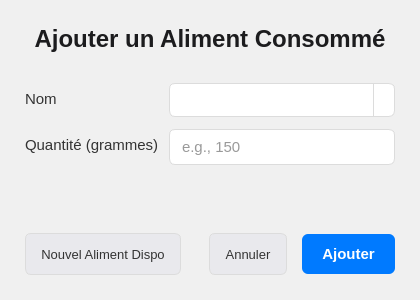
The window that UI_folder/create_food.ui (Felixcegep/tracker2perf) describes before a commit, drawn with Qt 5.
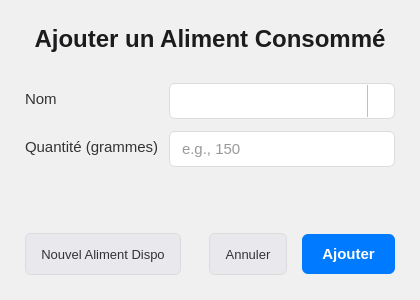
The same window after the commit. Icons and pictures are not drawn.

Commit message: indice pour que l'utilisateurs puisse choisir plus facilement sans erreur

What changed in the file:
```diff
--- a/UI_folder/create_food.ui
+++ b/UI_folder/create_food.ui
@@ -23,7 +23,7 @@
 QLabel {
     font-size: 11pt;
     color: #333333;
-    /* font-family: -apple-system, BlinkMacSystemFont, &quot;Segoe UI&quot;, Roboto, Helvetica, Arial, sans-serif; */
+    /* font-family: -apple-system, BlinkMacSystemFont, "Segoe UI", Roboto, Helvetica, Arial, sans-serif; */
 }
 
 #titleLabel {
@@ -54,46 +54,70 @@
     color: #AAAAAA;
 }
 
-/* === Combo Box === */
+/* === Enhanced Combo Box Styling === */
 QComboBox {
     background-color: #FFFFFF;
     border: 1px solid #DCDCDC;
     border-radius: 6px;
-    padding: 5px 10px;
-    min-height: 22px;
+    padding: 6px 28px 6px 10px; /* Adjusted right padding for dropdown area */
+    min-height: 22px; /* Match LineEdit */
     font-size: 11pt;
     color: #333333;
 }
+
 QComboBox:focus {
     border: 1px solid #007AFF;
 }
-QComboBox:on {
+
+/* :on style less relevant for non-editable combos */
+/* QComboBox:on {
     padding-top: 3px;
     padding-left: 4px;
-}
+} */
+
 QComboBox::drop-down {
-    subcontrol-origin: padding;
-    subcontrol-position: top right;
-    width: 20px;
-    border-left-width: 1px;
-    border-left-color: #DCDCDC;
+    subcontrol-origin: padding; /* Position relative to padding */
+    subcontrol-position: top right; /* Position in top-right */
+    width: 25px; /* Width of the dropdown clickable area */
+
+    border-left-width: 1px; /* Separator line */
+    border-left-color: #C0C0C0; /* Slightly darker separator */
     border-left-style: solid;
-    border-top-right-radius: 6px;
+
+    border-top-right-radius: 6px; /* Match main border radius */
     border-bottom-right-radius: 6px;
+
+    /* Use a gradient or distinct background for the button area */
+    background-color: qlineargradient(x1: 0, y1: 0, x2: 0, y2: 1,
+                                      stop: 0 #F8F8F8, stop: 1 #EAEAEA);
+
+    margin: 1px; /* Small margin to inset the button slightly */
 }
+
+QComboBox::drop-down:hover {
+    background-color: qlineargradient(x1: 0, y1: 0, x2: 0, y2: 1,
+                                      stop: 0 #FFFFFF, stop: 1 #E0E0E0); /* Lighter on hover */
+    border-left-color: #A0A0A0;
+}
+
 QComboBox::down-arrow {
-     image: url(noexist.png); /* Placeholder */
+     /* Replace with your icon path if desired */
+     /* image: url(:/icons/down_arrow.png); */
      width: 12px;
      height: 12px;
 }
+
+/* Style the dropdown list */
 QComboBox QAbstractItemView {
-    border: 1px solid #DCDCDC;
+    border: 1px solid #A0A0A0; /* Match hover border */
     background-color: #FFFFFF;
     selection-background-color: #007AFF;
     selection-color: #FFFFFF;
     color: #333333;
     padding: 4px;
+    outline: 0px; /* Remove focus outline from popup */
 }
+/* === End Enhanced Combo Box Styling === */
 
 
 /* === Action Buttons === */
@@ -178,8 +202,9 @@
      <item row="0" column="1">
       <widget class="QComboBox" name="nomComboBox">
        <property name="editable">
-        <bool>true</bool>
+        <bool>false</bool>
        </property>
+       <!-- ****************************** -->
        <property name="insertPolicy">
         <enum>QComboBox::InsertPolicy::NoInsert</enum>
        </property>
```
Left out of the diff: 1 changed line with no effect on the pictures. The commit also changes 1 other file.
